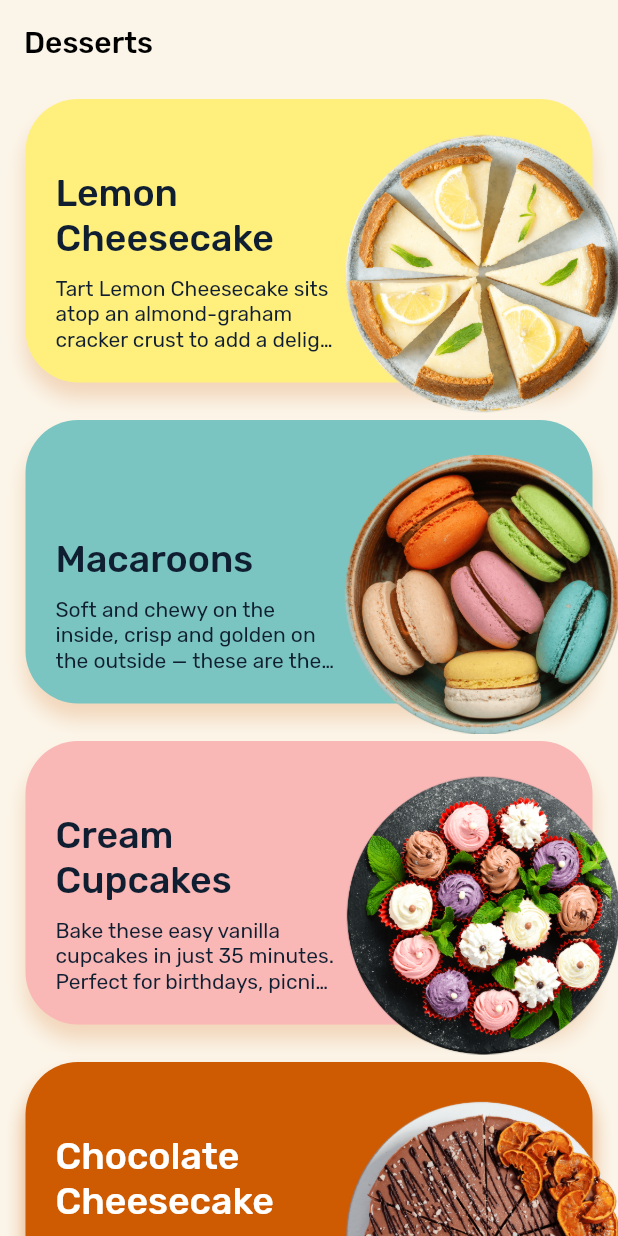
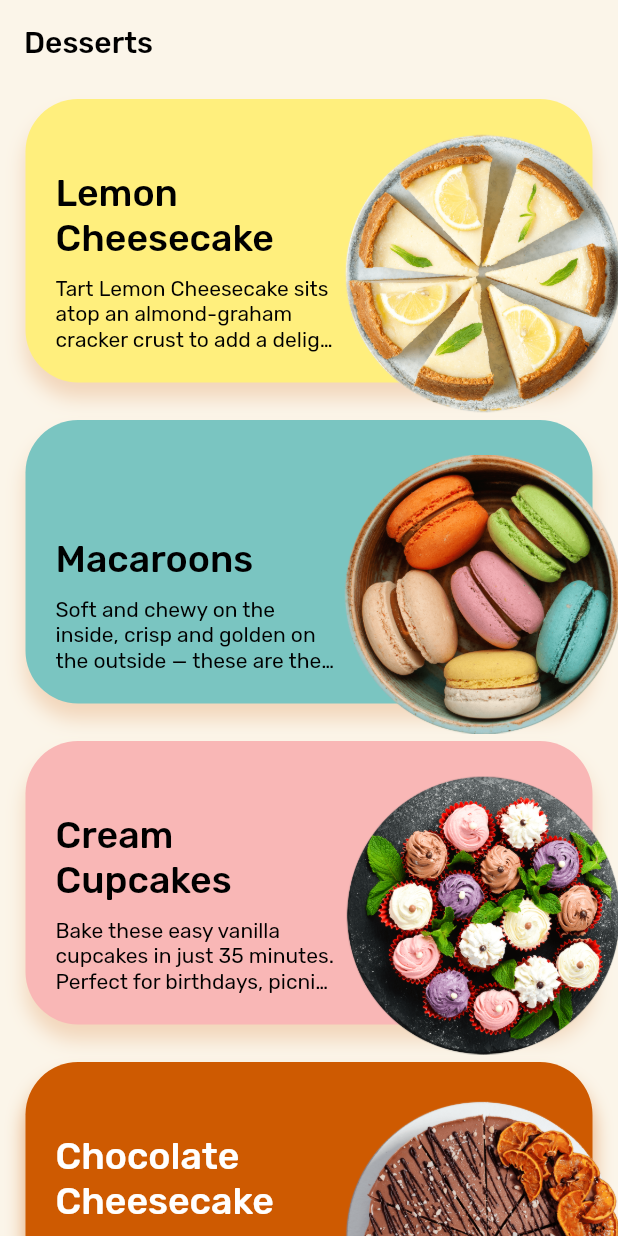
Before and after one commit to Roaa94/recipes_ui_app, a Flutter app: the screen it shows after launch, on a phone screen of 412 x 824 dp. Run offline on Flutter 3.47's test engine with Material 2 defaults, Android fonts, the phone set to English and light mode, and no system bars; our stand-ins replace flutter_riverpod, sensors_plus.

Commit message:
refactor: replaces manual text color for menu item with dynamic color from background

```diff
--- a/lib/menu/food_menu_data.dart
+++ b/lib/menu/food_menu_data.dart
@@ -25,7 +25,6 @@ class FoodMenuData {
       image: 'assets/images/desserts/01-lemon-cheesecake.png',
       bgImage: 'assets/images/desserts/01-lemon-cheesecake-bg.png',
       bgColor: AppColors.yellow,
-      textColor: AppColors.text,
     ),
     FoodMenuItem(
       id: 2,
@@ -62,7 +61,6 @@ class FoodMenuData {
       image: 'assets/images/desserts/05-macaroons.png',
       bgImage: 'assets/images/desserts/05-macaroons-bg.png',
       bgColor: AppColors.primary,
-      textColor: AppColors.text,
     ),
     FoodMenuItem(
       id: 3,
@@ -78,7 +76,6 @@ class FoodMenuData {
       image: 'assets/images/desserts/08-cream-cupcakes.png',
       bgImage: 'assets/images/desserts/08-cream-cupcakes-bg.png',
       bgColor: AppColors.pinkLight,
-      textColor: AppColors.text,
     ),
     FoodMenuItem(
       id: 4,
@@ -103,7 +100,6 @@ class FoodMenuData {
       image: 'assets/images/desserts/02-chocolate-cake-1.png',
       bgImage: 'assets/images/desserts/02-chocolate-cake-1-bg.png',
       bgColor: AppColors.orangeDark,
-      textColor: AppColors.white,
     ),
     FoodMenuItem(
       id: 5,
@@ -119,7 +115,6 @@ class FoodMenuData {
       image: 'assets/images/desserts/09-fruit-plate.png',
       bgImage: 'assets/images/desserts/09-fruit-plate-bg.png',
       bgColor: AppColors.green,
-      textColor: AppColors.text,
     ),
     FoodMenuItem(
       id: 6,
@@ -151,7 +146,6 @@ class FoodMenuData {
       image: 'assets/images/desserts/03-chocolate-donuts.png',
       bgImage: 'assets/images/desserts/03-chocolate-donuts-bg.png',
       bgColor: AppColors.sugar,
-      textColor: AppColors.text,
     ),
     FoodMenuItem(
       id: 7,
@@ -167,7 +161,6 @@ class FoodMenuData {
       image: 'assets/images/desserts/13-strawberry-powdered-cake.png',
       bgImage: 'assets/images/desserts/13-strawberry-powdered-cake-bg.png',
       bgColor: AppColors.red,
-      textColor: AppColors.white,
     ),
     FoodMenuItem(
       id: 8,
@@ -199,7 +192,6 @@ class FoodMenuData {
       image: 'assets/images/desserts/04-fluffy-cake.png',
       bgImage: 'assets/images/desserts/04-fluffy-cake-bg.png',
       bgColor: AppColors.orangeDark,
-      textColor: AppColors.white,
     ),
     FoodMenuItem(
       id: 9,
@@ -235,7 +227,6 @@ class FoodMenuData {
       image: 'assets/images/desserts/06-white-cream-cake.png',
       bgImage: 'assets/images/desserts/06-white-cream-cake-bg.png',
       bgColor: AppColors.sugar,
-      textColor: AppColors.text,
     ),
     FoodMenuItem(
       id: 10,
@@ -251,7 +242,6 @@ class FoodMenuData {
       image: 'assets/images/desserts/14-fruit-pie.png',
       bgImage: 'assets/images/desserts/14-fruit-pie-bg.png',
       bgColor: AppColors.yellow,
-      textColor: AppColors.text,
     ),
     FoodMenuItem(
       id: 11,
@@ -288,7 +278,6 @@ class FoodMenuData {
       image: 'assets/images/desserts/07-honey-cake.png',
       bgImage: 'assets/images/desserts/07-honey-cake-bg.png',
       bgColor: AppColors.honey,
-      textColor: AppColors.text,
     ),
     FoodMenuItem(
       id: 12,
@@ -304,7 +293,6 @@ class FoodMenuData {
       image: 'assets/images/desserts/11-powdered-cake.png',
       bgImage: 'assets/images/desserts/11-powdered-cake-bg.png',
       bgColor: AppColors.sugar,
-      textColor: AppColors.text,
     ),
     FoodMenuItem(
       id: 13,
@@ -320,7 +308,6 @@ class FoodMenuData {
       image: 'assets/images/desserts/10-strawberries.png',
       bgImage: 'assets/images/desserts/10-strawberries-bg.png',
       bgColor: AppColors.red,
-      textColor: AppColors.white,
     ),
     FoodMenuItem(
       id: 14,
@@ -336,7 +323,6 @@ class FoodMenuData {
       image: 'assets/images/desserts/12-chocolate-cake-2.png',
       bgImage: 'assets/images/desserts/12-chocolate-cake-2-bg.png',
       bgColor: AppColors.orangeDark,
-      textColor: AppColors.white,
     ),
     FoodMenuItem(
       id: 15,
@@ -352,7 +338,6 @@ class FoodMenuData {
       image: 'assets/images/desserts/15-apple-pie.png',
       bgImage: 'assets/images/desserts/15-apple-pie-bg.png',
       bgColor: AppColors.sugar,
-      textColor: AppColors.text,
     ),
   ];
 }
--- a/lib/menu/models/food_menu_item.dart
+++ b/lib/menu/models/food_menu_item.dart
@@ -1,5 +1,4 @@
 import 'package:flutter/material.dart';
-import 'package:flutter_vikings/core/styles/app_colors.dart';
 
 class FoodMenuItem {
   final int id;
@@ -10,7 +9,6 @@ class FoodMenuItem {
   final String image;
   final String bgImage;
   final Color bgColor;
-  final Color textColor;
 
   const FoodMenuItem({
     required this.id,
@@ -21,6 +19,5 @@ class FoodMenuItem {
     required this.image,
     required this.bgImage,
     required this.bgColor,
-    this.textColor = AppColors.text,
   });
 }
--- a/lib/menu/views/widgets/menu_list_item_text.dart
+++ b/lib/menu/views/widgets/menu_list_item_text.dart
@@ -1,5 +1,6 @@
 import 'package:flutter/material.dart';
 import 'package:flutter_vikings/core/enums/screen_size.dart';
+import 'package:flutter_vikings/core/styles/app_colors.dart';
 import 'package:flutter_vikings/menu/models/food_menu_item.dart';
 import 'package:flutter_vikings/menu/views/widgets/menu_list_item_text_wrapper.dart';
 
@@ -32,7 +33,8 @@ class MenuListItemText extends StatelessWidget {
               child: Text(
                 menuItem.title,
                 style: Theme.of(context).textTheme.headline4!.copyWith(
-                      color: menuItem.textColor,
+                      color:
+                          AppColors.textColorFromBackground(menuItem.bgColor),
                     ),
               ),
             ),
@@ -43,7 +45,8 @@ class MenuListItemText extends StatelessWidget {
                 child: Text(
                   menuItem.description,
                   style: Theme.of(context).textTheme.subtitle1!.copyWith(
-                        color: menuItem.textColor,
+                        color:
+                            AppColors.textColorFromBackground(menuItem.bgColor),
                       ),
                   maxLines: 3,
                   overflow: TextOverflow.ellipsis,
```
